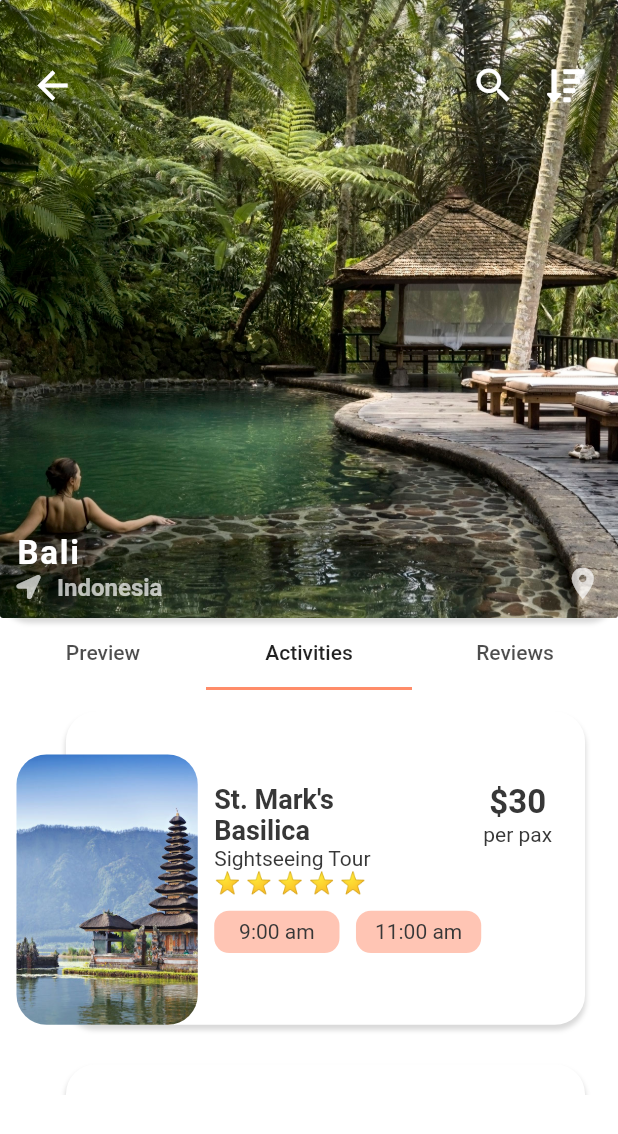
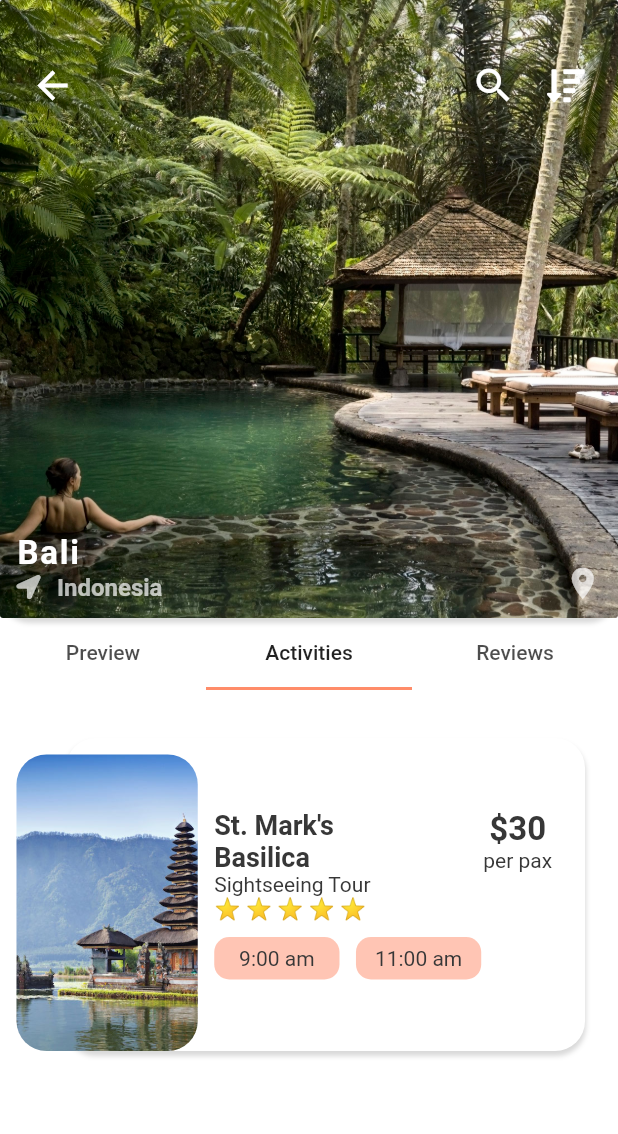
Before and after one commit to AlexandrosKallay/way, a Flutter app: the DestinationScreen screen opened directly with sample values from the repository, tab 2 chosen, on a phone screen of 412 x 824 dp. Shown: the top 1134 px of the screen. Run offline on Flutter 3.47's test engine with Material 2 defaults, Android fonts, the phone set to English and light mode, and no system bars; our stand-ins replace animated_theme_switcher, carousel_pro, carousel_slider, firebase_auth, firebase_core, flutter_screenutil and 9 more; accounts and stored records are empty; Roboto replaces fonts that are missing (Muli).

Commit message:
Update destination_screen.dart

```diff
--- a/way/lib/screen/destination/destination_screen.dart
+++ b/way/lib/screen/destination/destination_screen.dart
@@ -43,7 +43,7 @@ class _DestinationScreenState extends State<DestinationScreen> {
           ),
           Container(
             //Add this to give height
-            height: getProportionateScreenWidth(123),
+            height: getProportionateScreenWidth(120),
             child: TabBarView(children: [
               Container(
                 child: Card(
@@ -78,7 +78,7 @@ class _DestinationScreenState extends State<DestinationScreen> {
                         return Stack(
                           children: <Widget>[
                             Container(
-                              margin: EdgeInsets.fromLTRB(getProportionateScreenWidth(20), getProportionateScreenWidth(2), getProportionateScreenWidth(10), getProportionateScreenWidth(10)),
+                              margin: EdgeInsets.fromLTRB(getProportionateScreenWidth(20), getProportionateScreenWidth(10), getProportionateScreenWidth(10), getProportionateScreenWidth(10)),
                               height: getProportionateScreenWidth(95),
                               width: double.infinity,
                               decoration: myHotelBoxDecoration(context),
```
